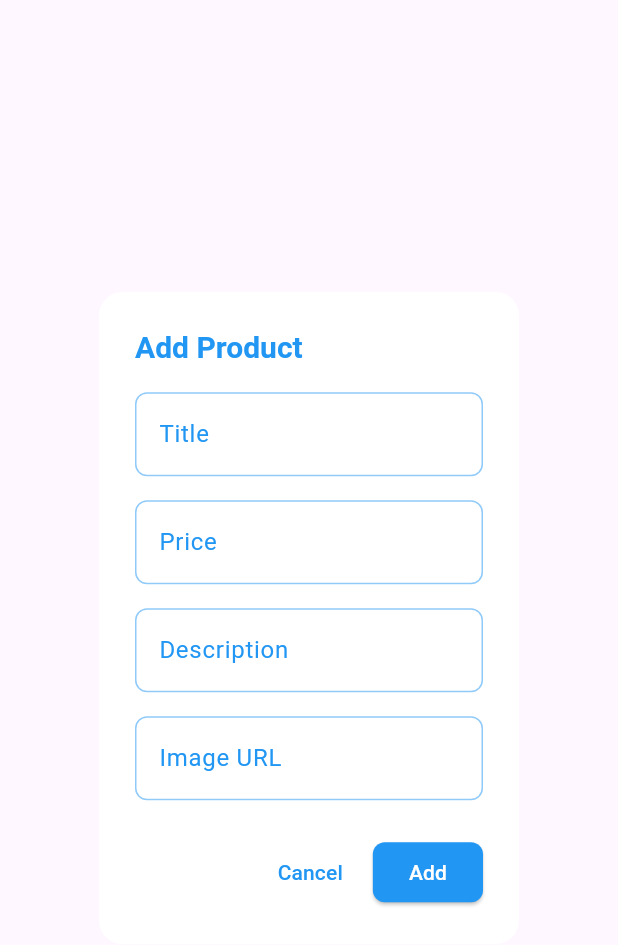
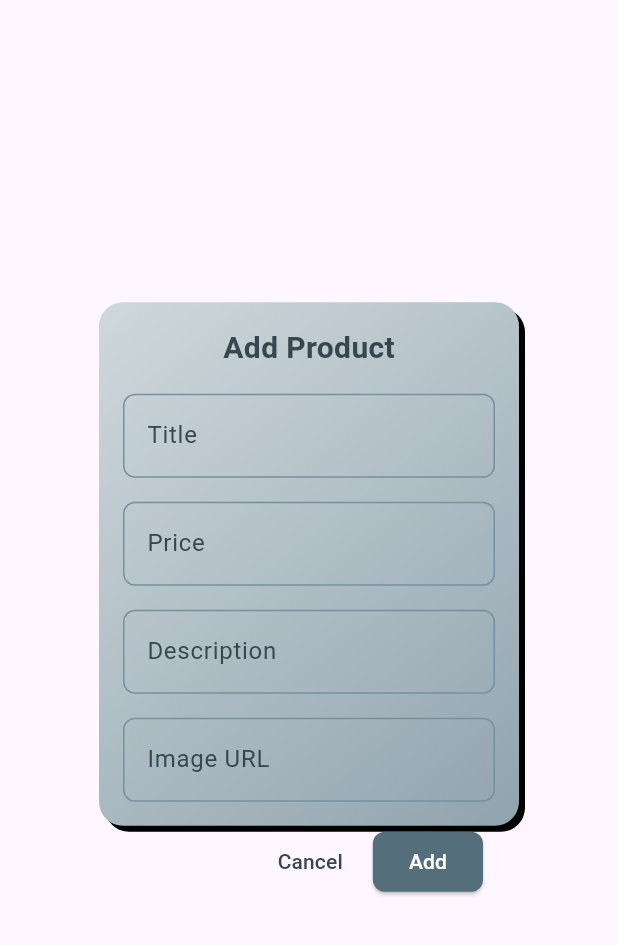
Before and after one commit to AlwaysMori/shop_, a Flutter app: the CustomProductForm widget shown alone on an empty page, opened directly with empty values, on a phone screen of 412 x 824 dp. Shown: the top 945 px of the screen. Run offline on Flutter 3.47's test engine with Material 3 defaults, Android fonts, the phone set to English and light mode, and no system bars; our stand-ins replace flutter_secure_storage, shared_preferences; missing offline and left inert: encrypt; accounts and stored records are empty; network calls fail; Roboto replaces fonts that are missing (Poppins).

Commit message:
Refactor CustomProductForm to enhance UI with a transparent background, gradient styling, and Poppins font. Update text field colors for consistency and improve button styles.

```diff
--- a/lib/components/custom_product_form.dart
+++ b/lib/components/custom_product_form.dart
@@ -21,32 +21,53 @@ class CustomProductForm extends StatelessWidget {
         TextEditingController(text: product?.image ?? '');
 
     return AlertDialog(
-      backgroundColor: Colors.white,
+      backgroundColor: Colors.transparent, // Make background transparent
       shape: RoundedRectangleBorder(
         borderRadius: BorderRadius.circular(16),
       ),
-      title: Text(
+      contentPadding: EdgeInsets.zero, // Remove default padding
+      content: Container(
+        decoration: BoxDecoration(
+          gradient: LinearGradient(
+            colors: [Colors.blueGrey[100]!, Colors.blueGrey[300]!], // Gradient background
+            begin: Alignment.topLeft,
+            end: Alignment.bottomRight,
+          ),
+          boxShadow: [
+            BoxShadow(
+              color: Colors.black, // Solid black shadow
+              offset: Offset(4, 4), // Shadow on the right and bottom
+              blurRadius: 0, // No blur for solid shadow
+            ),
+          ],
+          borderRadius: BorderRadius.circular(16),
+        ),
+        child: Padding(
+          padding: const EdgeInsets.all(16.0),
+          child: Column(
+            mainAxisSize: MainAxisSize.min,
+            children: [
+              Text(
                 product == null ? 'Add Product' : 'Edit Product',
                 style: TextStyle(
                   fontSize: 20,
                   fontWeight: FontWeight.bold,
-          color: Colors.blue,
+                  color: Colors.blueGrey[800], // Neutral text color
+                  fontFamily: 'Poppins', // Apply Poppins font
                 ),
               ),
-      content: SingleChildScrollView(
-        child: Column(
-          children: [
+              SizedBox(height: 16),
               TextField(
                 controller: _titleController,
                 decoration: InputDecoration(
                   labelText: 'Title',
-                labelStyle: TextStyle(color: Colors.blue),
+                  labelStyle: TextStyle(color: Colors.blueGrey[800]),
                   focusedBorder: OutlineInputBorder(
-                  borderSide: BorderSide(color: Colors.blue),
+                    borderSide: BorderSide(color: Colors.blueGrey[600]!),
                     borderRadius: BorderRadius.circular(8),
                   ),
                   enabledBorder: OutlineInputBorder(
-                  borderSide: BorderSide(color: Colors.blue[200]!),
+                    borderSide: BorderSide(color: Colors.blueGrey[400]!),
                     borderRadius: BorderRadius.circular(8),
                   ),
                 ),
@@ -56,13 +77,13 @@ class CustomProductForm extends StatelessWidget {
                 controller: _priceController,
                 decoration: InputDecoration(
                   labelText: 'Price',
-                labelStyle: TextStyle(color: Colors.blue),
+                  labelStyle: TextStyle(color: Colors.blueGrey[800]),
                   focusedBorder: OutlineInputBorder(
-                  borderSide: BorderSide(color: Colors.blue),
+                    borderSide: BorderSide(color: Colors.blueGrey[600]!),
                     borderRadius: BorderRadius.circular(8),
                   ),
                   enabledBorder: OutlineInputBorder(
-                  borderSide: BorderSide(color: Colors.blue[200]!),
+                    borderSide: BorderSide(color: Colors.blueGrey[400]!),
                     borderRadius: BorderRadius.circular(8),
                   ),
                 ),
@@ -73,13 +94,13 @@ class CustomProductForm extends StatelessWidget {
                 controller: _descriptionController,
                 decoration: InputDecoration(
                   labelText: 'Description',
-                labelStyle: TextStyle(color: Colors.blue),
+                  labelStyle: TextStyle(color: Colors.blueGrey[800]),
                   focusedBorder: OutlineInputBorder(
-                  borderSide: BorderSide(color: Colors.blue),
+                    borderSide: BorderSide(color: Colors.blueGrey[600]!),
                     borderRadius: BorderRadius.circular(8),
                   ),
                   enabledBorder: OutlineInputBorder(
-                  borderSide: BorderSide(color: Colors.blue[200]!),
+                    borderSide: BorderSide(color: Colors.blueGrey[400]!),
                     borderRadius: BorderRadius.circular(8),
                   ),
                 ),
@@ -89,13 +110,13 @@ class CustomProductForm extends StatelessWidget {
                 controller: _imageController,
                 decoration: InputDecoration(
                   labelText: 'Image URL',
-                labelStyle: TextStyle(color: Colors.blue),
+                  labelStyle: TextStyle(color: Colors.blueGrey[800]),
                   focusedBorder: OutlineInputBorder(
-                  borderSide: BorderSide(color: Colors.blue),
+                    borderSide: BorderSide(color: Colors.blueGrey[600]!),
                     borderRadius: BorderRadius.circular(8),
                   ),
                   enabledBorder: OutlineInputBorder(
-                  borderSide: BorderSide(color: Colors.blue[200]!),
+                    borderSide: BorderSide(color: Colors.blueGrey[400]!),
                     borderRadius: BorderRadius.circular(8),
                   ),
                 ),
@@ -103,12 +124,13 @@ class CustomProductForm extends StatelessWidget {
             ],
           ),
         ),
+      ),
       actions: [
         TextButton(
           onPressed: () => Navigator.pop(context),
           child: Text(
             'Cancel',
-            style: TextStyle(color: Colors.blue),
+            style: TextStyle(color: Colors.blueGrey[800]), // Neutral text color
           ),
         ),
         ElevatedButton(
@@ -124,7 +146,7 @@ class CustomProductForm extends StatelessWidget {
             Navigator.pop(context);
           },
           style: ElevatedButton.styleFrom(
-            backgroundColor: Colors.blue,
+            backgroundColor: Colors.blueGrey[600], // Neutral button color
             shape: RoundedRectangleBorder(
               borderRadius: BorderRadius.circular(8),
             ),
```
Lines whose indentation alone changed are shown as unchanged.
